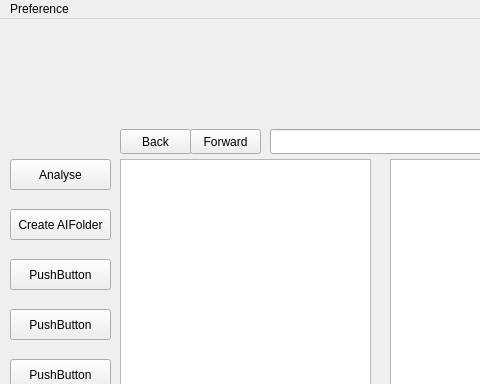
This is form.ui in Hiiroyuuki/AIFM as Qt 5 draws it before an edit; both pictures show x 0 to 480 and y 0 to 384 of the 1325 by 777 pixel window. The edited form follows.
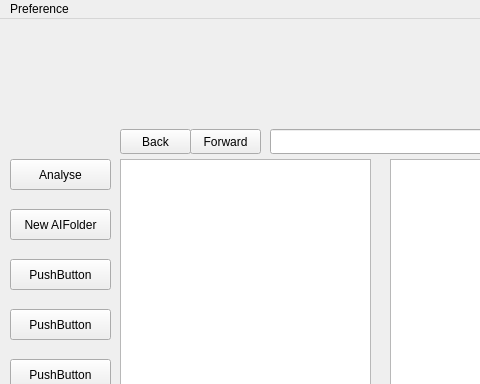
This is the edited form.

Commit message: add function of new ai folder add icon to ai folder maintain the sqlite database of ai folders

The edit to the form file:
```diff
--- a/form.ui
+++ b/form.ui
@@ -37,7 +37,7 @@
      </rect>
     </property>
     <property name="text">
-     <string>Create AIFolder</string>
+     <string>New AIFolder</string>
     </property>
    </widget>
    <widget class="QPushButton" name="pushButton_3">
```
Left out of the diff: 2 changed lines with no effect on the pictures. The commit also changes 7 other files.
